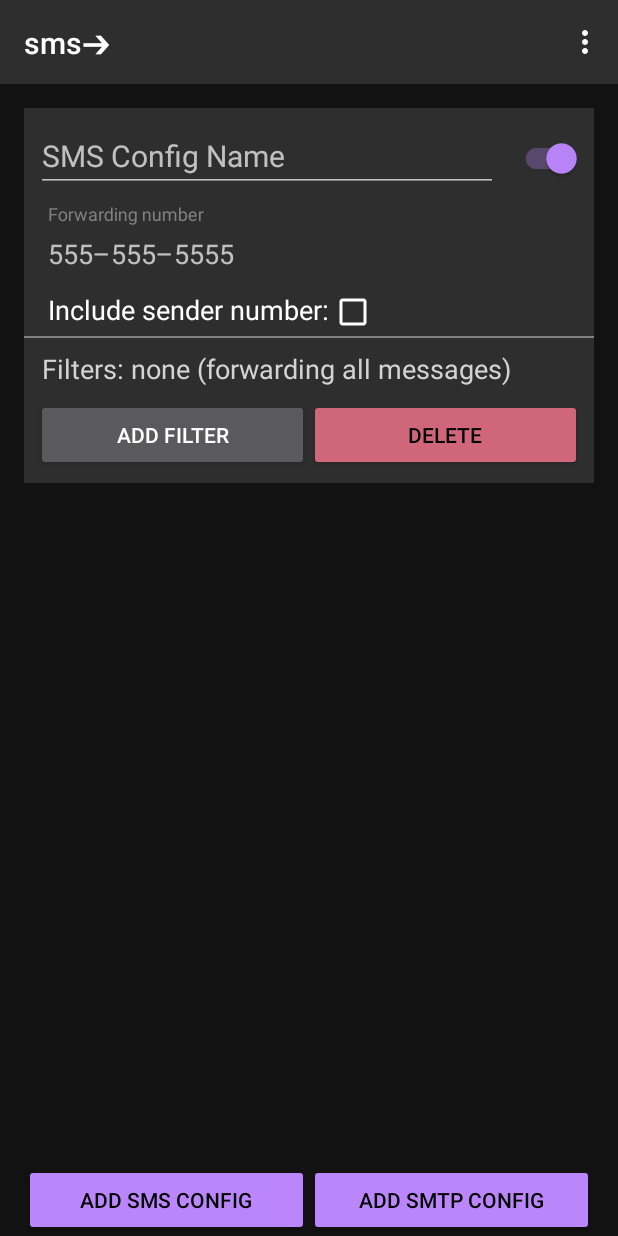
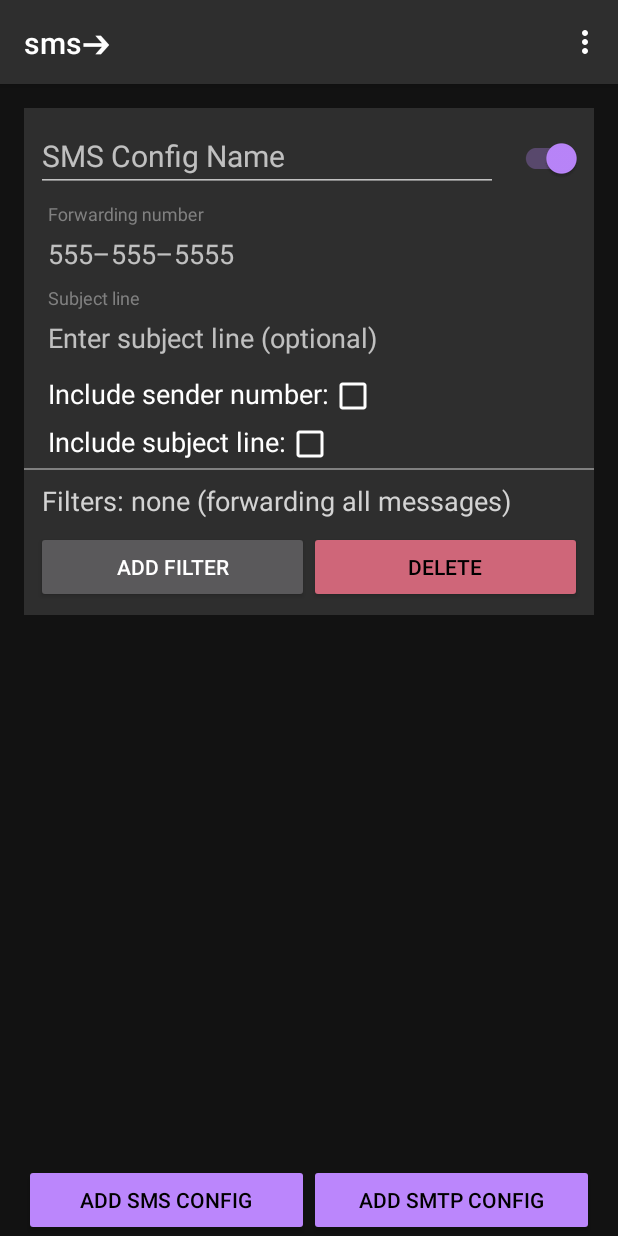
Before and after one commit to radfordwill/sms.forward, an Android app: the screen it shows after launch (MainActivity), after a tap on "ADD SMS CONFIG", on a phone screen of 412 x 824 dp. Run offline under Robolectric (Android 15) with nearby library versions, the light colour scheme and no system bars; libraries missing offline, so code that uses them is left out: io.objectbox, io.objectbox.annotation, io.objectbox.kotlin; 4 statements that could not run were skipped.

Commit message:
Add subject line to sms config

```diff
--- a/app/src/main/java/eski/sms/model/SmsConfig.kt
+++ b/app/src/main/java/eski/sms/model/SmsConfig.kt
@@ -11,8 +11,9 @@ class SmsConfig(
    numberFiltersJson: String = "[]",
    blockNumberFilters: Boolean = false,
    var forwardNumber: String = "",
-   var includeSenderNumber: Boolean = false
-
+   var includeSenderNumber: Boolean = false,
+   var includeSubjectLine: Boolean = false,
+   var subjectLine: String = ""
 ): Config(id, name, numberFiltersJson, blockNumberFilters) {
 
    override fun validate() = PhoneNumberUtils.isGlobalPhoneNumber(forwardNumber)
--- a/app/src/main/java/eski/sms/routing/SmsSender.kt
+++ b/app/src/main/java/eski/sms/routing/SmsSender.kt
@@ -52,6 +52,7 @@ class SmsSender {
       val builder = StringBuilder()
 
       if (config.includeSenderNumber) builder.append("${message.originatingAddress}:\n")
+      if (config.includeSubjectLine) builder.append("${config.subjectLine}\n")
       builder.append(message.messageBody)
 
       return builder.toString()
--- a/app/src/main/java/eski/sms/ui/SmsConfigView.kt
+++ b/app/src/main/java/eski/sms/ui/SmsConfigView.kt
@@ -43,6 +43,8 @@ class SmsConfigView @JvmOverloads constructor(
       setupEnabledSwitch()
       setupForwardNumberField()
       setupIncludeSenderNumberField()
+      setupIncludeSubjectLineField()
+      setupSubjectLineField()
       setupDeleteButton()
    }
 
@@ -90,6 +92,28 @@ class SmsConfigView @JvmOverloads constructor(
       }
    }
 
+   private fun setupIncludeSubjectLineField() {
+      findViewById<CheckBox>(R.id.smsConfigIncludeSubjectLine).apply {
+         isChecked = config.includeSubjectLine
+
+         setOnCheckedChangeListener { buttonView, isChecked ->
+            config.includeSubjectLine = isChecked
+            Repository.updateConfig(config)
+         }
+      }
+   }
+
+   private fun setupSubjectLineField() {
+      findViewById<EditText>(R.id.smsConfigSubjectLine).apply {
+         setText(config.subjectLine)
+
+         addTextChangedListener {
+            config.subjectLine = it.toString()
+            Repository.updateConfig(config)
+         }
+      }
+   }
+
 
    private fun setupDeleteButton() {
       findViewById<View>(R.id.smsConfigDeleteButton).apply {
--- a/app/src/main/res/layout/sms_config.xml
+++ b/app/src/main/res/layout/sms_config.xml
@@ -64,6 +64,26 @@
 
       </com.google.android.material.textfield.TextInputLayout>
 
+      <com.google.android.material.textfield.TextInputLayout
+         android:layout_width="match_parent"
+         android:layout_height="wrap_content"
+         android:layout_marginStart="@dimen/gridHalfSize"
+         android:layout_marginLeft="@dimen/gridHalfSize"
+         android:hint="@string/subjectLine"
+         android:textColorHint="@color/gray"
+         app:expandedHintEnabled="false"
+         app:hintAnimationEnabled="false"
+         app:hintEnabled="true">
+
+         <com.google.android.material.textfield.TextInputEditText
+            android:id="@+id/smsConfigSubjectLine"
+            android:layout_width="match_parent"
+            android:layout_height="wrap_content"
+            android:hint="@string/subjectLineHint"
+            app:backgroundTint="#00ffffff" />
+
+      </com.google.android.material.textfield.TextInputLayout>
+
       <LinearLayout
          android:layout_width="match_parent"
          android:layout_height="wrap_content"
@@ -80,6 +100,27 @@
 
          <androidx.appcompat.widget.AppCompatCheckBox
             android:id="@+id/smsConfigIncludeSenderNumber"
+            android:layout_width="wrap_content"
+            android:layout_height="wrap_content"
+            app:buttonTint="@color/white" />
+      </LinearLayout>
+
+      <LinearLayout
+         android:layout_width="match_parent"
+         android:layout_height="wrap_content"
+         android:layout_marginStart="@dimen/gridSize"
+         android:layout_marginLeft="@dimen/gridSize"
+         android:orientation="horizontal">
+
+         <TextView
+            android:layout_width="wrap_content"
+            android:layout_height="wrap_content"
+            android:text="@string/includeSubjectLine"
+            android:textColor="@color/white"
+            android:textSize="18sp" />
+
+         <androidx.appcompat.widget.AppCompatCheckBox
+            android:id="@+id/smsConfigIncludeSubjectLine"
             android:layout_width="wrap_content"
             android:layout_height="wrap_content"
             app:buttonTint="@color/white" />
--- a/app/src/main/res/values/strings.xml
+++ b/app/src/main/res/values/strings.xml
@@ -11,6 +11,10 @@
     <string name="smsConfigName">SMS Config Name</string>
     <string name="forwardNumber">Forwarding number</string>
     <string name="includeSenderNumber">Include sender number:</string>
+    <string name="includeSubjectLine">Include subject line:</string>
+    <string name="subjectLine">Subject line</string>
+    <string name="subjectLineHint">Enter subject line (optional)</string>
+
 
     <string name="addFilter">Add filter</string>
     <string name="filters">Filters (allowing):</string>
```
Also changed, not shown: 2 other files.
